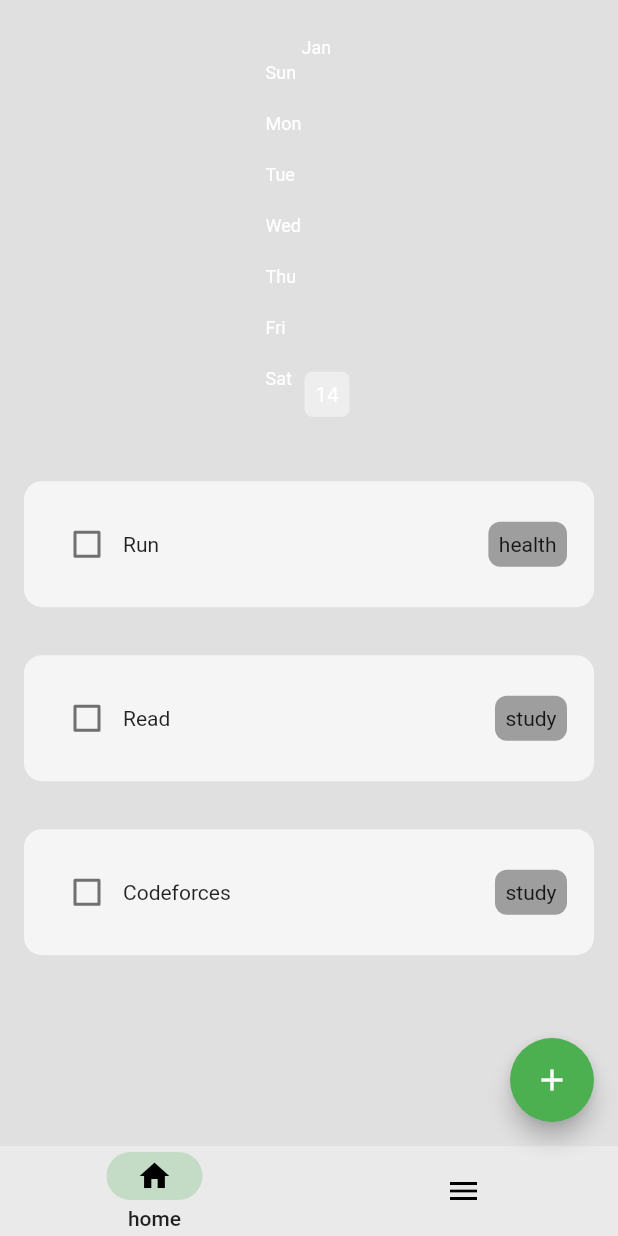
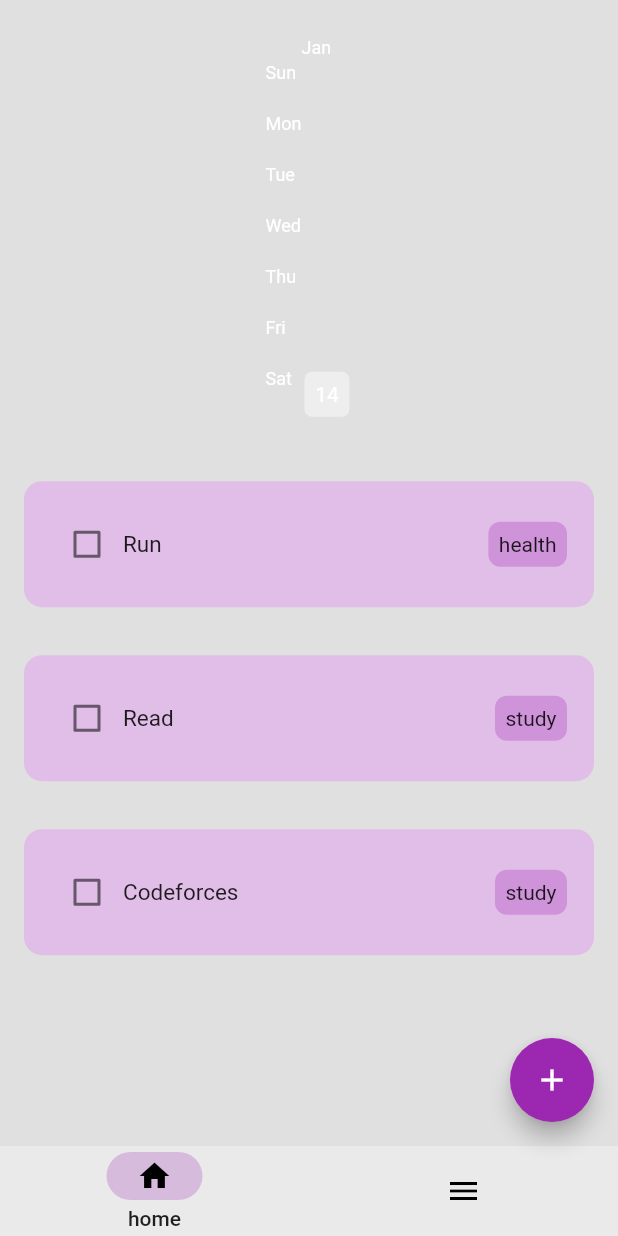
Before and after one commit to anujsinghrawat/capstone_app, a Flutter app: the HomePage screen opened directly, on a phone screen of 412 x 824 dp. Run offline on Flutter 3.47's test engine with Material 2 defaults, Android fonts, the phone set to English and light mode, and no system bars; drawn by our look-alikes of flutter_heatmap_calendar, flutter_slidable; our stand-ins replace hive_flutter; missing offline and left inert: selectable_list; accounts and stored records are empty.

Commit message:
final commit
Signed-off-by: Anuj Singh Rawat <84454648+anujsinghrawat@users.noreply.github.com>

```diff
--- a/lib/components/habit_tile.dart
+++ b/lib/components/habit_tile.dart
@@ -48,7 +48,7 @@ class HabitTile extends StatelessWidget {
         child: Container(
           padding: EdgeInsets.all(18),
           decoration: BoxDecoration(
-            color: Colors.grey[100],
+            color: Colors.purple[100],
             borderRadius: BorderRadius.circular(12),
           ),
           child: Row(
@@ -62,17 +62,20 @@ class HabitTile extends StatelessWidget {
                     onChanged: onChanged,
                   ),
                   // habit name
-                  Text(habitName),
+                  Text(habitName,
+                  style: TextStyle(
+                    fontSize: 15,
+                  ),),
                 ],
               ),
 
               Container(
                 padding: EdgeInsets.all(7),
                 decoration: BoxDecoration(
-                  color: Colors.grey,
+                  color: Colors.purple[200],
                   borderRadius: BorderRadius.circular(8),
                 ),
-                child: Text(habitCategory!=null ? habitCategory :'fuckyou'),
+                child: Text(habitCategory!=null ? habitCategory :'category'),
               )
             ],
           ),
--- a/lib/pages/home_page.dart
+++ b/lib/pages/home_page.dart
@@ -1,5 +1,4 @@
 import 'package:capstone_app/data/habit_database.dart';
-import 'package:capstone_app/pages/report.dart';
 import 'package:flutter/material.dart';
 import 'package:hive_flutter/hive_flutter.dart';
 
@@ -21,13 +20,11 @@ class _HomePageState extends State<HomePage> {
 
   @override
   void initState() {
-    // if there is no current habit list, then it is the 1st time ever opening the app
-    // then create default data
     if (_myBox.get("CURRENT_HABIT_LIST") == null) {
       db.createDefaultData();
     }
 
-    // there already exists data, this is not the first time
+
     else {
       db.loadData();
     }
@@ -68,7 +65,6 @@ class _HomePageState extends State<HomePage> {
 
   // save new habit
   void saveNewHabit() {
-    // add new habit to todays habit list
     setState(() {
       db.todaysHabitList.add([
         _newHabitNameController.text,
@@ -135,10 +131,6 @@ class _HomePageState extends State<HomePage> {
   }
 
   int index = 0;
-  final screens = [
-    HomePage(),Report()
-
-  ];
 
   @override
   Widget build(BuildContext context) {
```
Also changed, not shown: lib/main.dart (+3 -4 lines), lib/pages/report.dart (deleted, +0 -37 lines).
